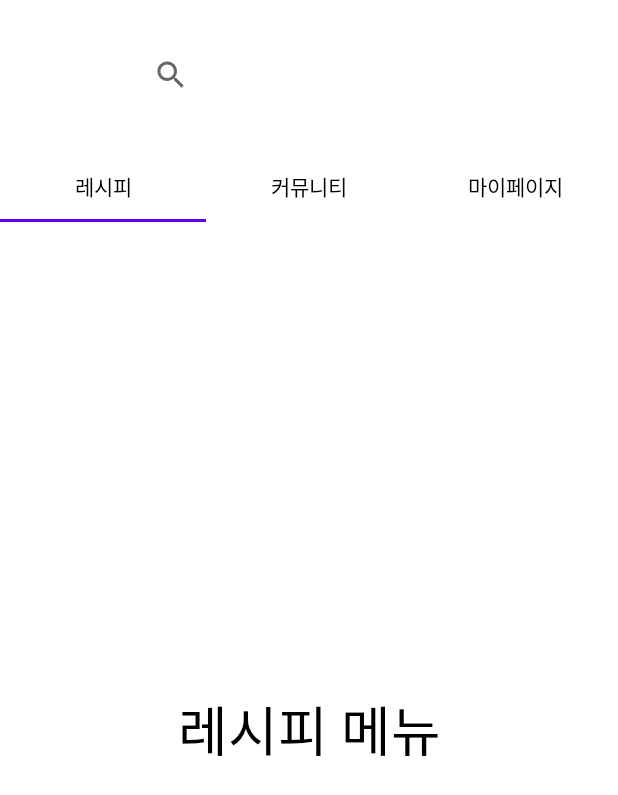
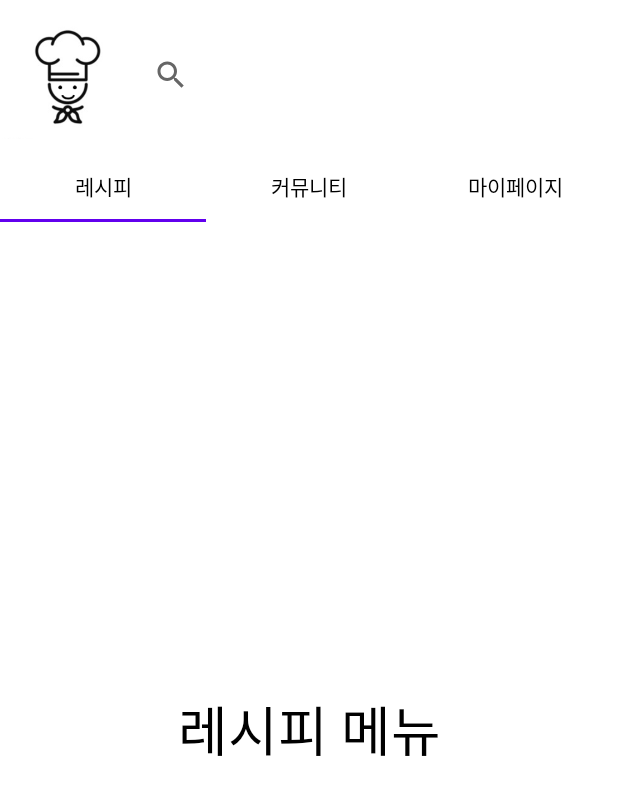
Before and after one commit to kkmin223/2021_Opensource_7_Lilac, an Android app: the screen it shows after launch (MainActivity), on a phone screen of 412 x 824 dp. Shown: the top 795 px of the screen. Run offline under Robolectric (Android 15) with nearby library versions, the light colour scheme and no system bars.

Commit message:
로고오류해결

```diff
--- a/Mandish/app/src/main/res/layout/activity_main.xml
+++ b/Mandish/app/src/main/res/layout/activity_main.xml
@@ -18,7 +18,7 @@
 
         <SearchView
             android:id="@+id/search"
-            android:layout_width="0dp"
+            android:layout_width="322dp"
             android:layout_height="100dp"
             android:layout_weight="1"
             app:layout_constraintBottom_toBottomOf="parent"
@@ -33,11 +33,11 @@
             android:layout_height="wrap_content"
             android:background="#FFFFFF"
             android:scaleType="fitCenter"
+            android:src="@drawable/mandish_logo2"
             app:layout_constraintBottom_toBottomOf="parent"
             app:layout_constraintEnd_toStartOf="@+id/search"
             app:layout_constraintStart_toStartOf="parent"
-            app:layout_constraintTop_toTopOf="parent"
-            app:layout_constraintVertical_bias="0.0" />
+            app:layout_constraintTop_toTopOf="parent" />
 
     </androidx.constraintlayout.widget.ConstraintLayout>
 
```
Also changed, not shown: Mandish/app/src/main/res/drawable-v24/mandish_logo2.png (added), Mandish/app/src/main/res/drawable/mandish_logo.PNG (renamed from Mandish/app/src/main/res/drawable/Mandish_logo.PNG).
